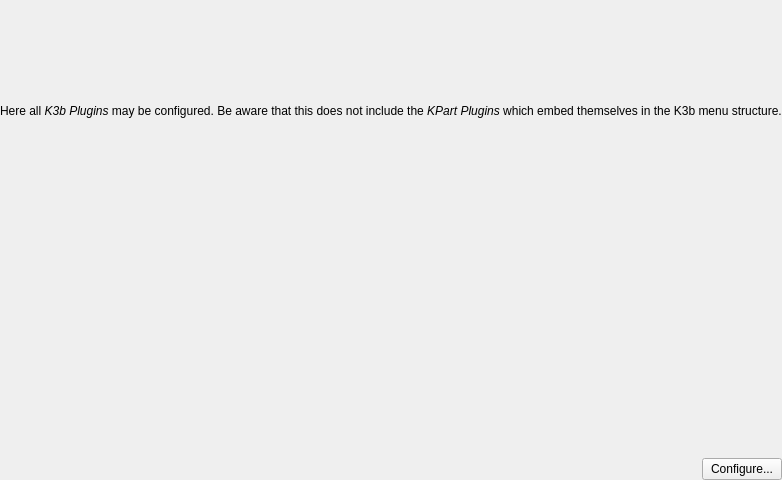
First picture: the form in src/option/base_k3bpluginoptiontab.ui, repository KDE/k3b, before the edit.
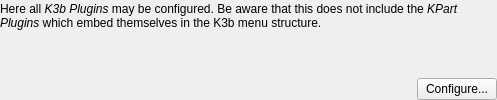
Second picture: the form after the edit. Custom widgets are drawn as their Qt base class.

```diff
--- a/src/option/base_k3bpluginoptiontab.ui
+++ b/src/option/base_k3bpluginoptiontab.ui
@@ -4,14 +4,6 @@
   <exportmacro></exportmacro>
   <class>base_K3bPluginOptionTab</class>
   <widget class="QWidget" name="Form1" >
-    <property name="geometry" >
-      <rect>
-        <x>0</x>
-        <y>0</y>
-        <width>600</width>
-        <height>480</height>
-      </rect>
-    </property>
     <layout class="QGridLayout" >
       <property name="margin" >
         <number>0</number>
@@ -24,25 +16,25 @@
         </widget>
       </item>
       <item row="2" column="0" >
-        <spacer name="spacer1" >
+    <spacer>
+     <property name="orientation" >
+      <enum>Qt::Horizontal</enum>
+     </property>
+     <property name="sizeType" >
+      <enum>QSizePolicy::Expanding</enum>
+     </property>
           <property name="sizeHint" >
             <size>
               <width>411</width>
               <height>21</height>
             </size>
           </property>
-          <property name="sizeType" >
-            <enum>QSizePolicy::Expanding</enum>
-          </property>
-          <property name="orientation" >
-            <enum>Qt::Horizontal</enum>
-          </property>
-        </spacer>
-      </item>
-      <item rowspan="1" row="1" column="0" colspan="2" >
-        <widget class="K3bListView" name="m_viewPlugins" />
-      </item>
-      <item rowspan="1" row="0" column="0" colspan="2" >
+    </spacer>
+   </item>
+   <item row="1" column="0" colspan="2" >
+    <widget class="K3bListView" native="1" name="m_viewPlugins" />
+   </item>
+   <item row="0" column="0" colspan="2" >
         <widget class="QLabel" name="textLabel1" >
           <property name="text" >
             <string>&lt;p>Here all &lt;em>K3b Plugins&lt;/em> may be configured. Be aware that this does not include the &lt;em>KPart Plugins&lt;/em> which embed themselves in the K3b menu structure.&lt;/p></string>
@@ -50,9 +42,6 @@
           <property name="wordWrap" >
             <bool>true</bool>
           </property>
-          <property name="wordWrap" >
-            <bool>false</bool>
-          </property>
         </widget>
       </item>
     </layout>
```
Left out of the diff: 36 changed lines with no effect on the pictures. Lines whose indentation alone changed are shown as unchanged.
